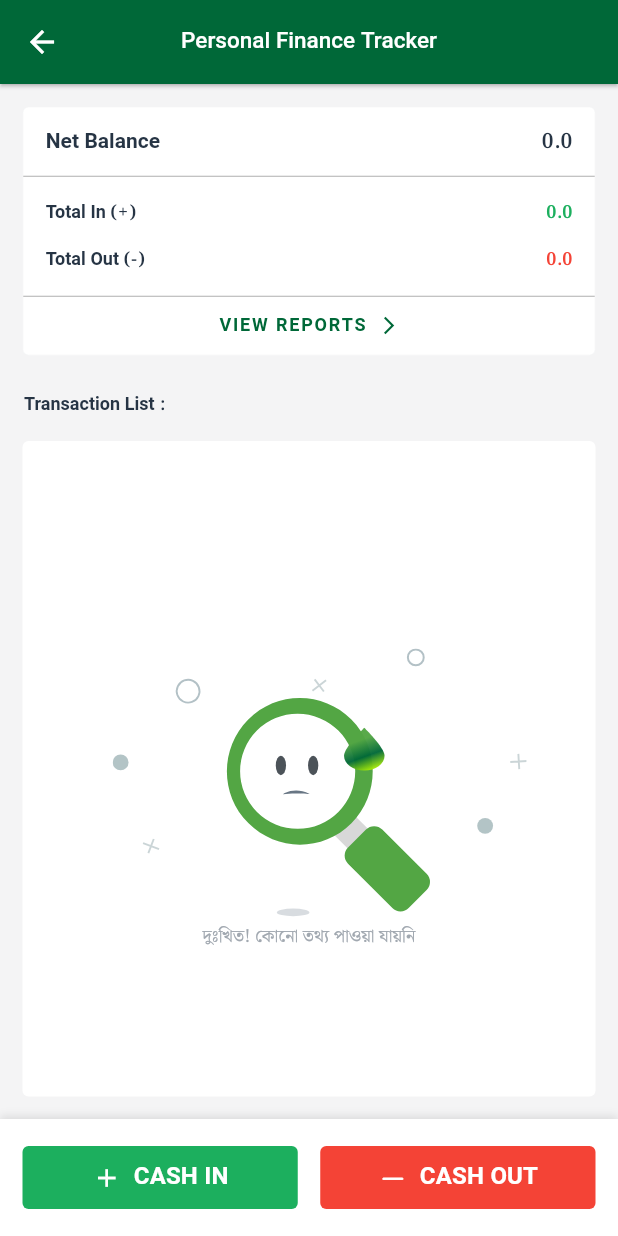
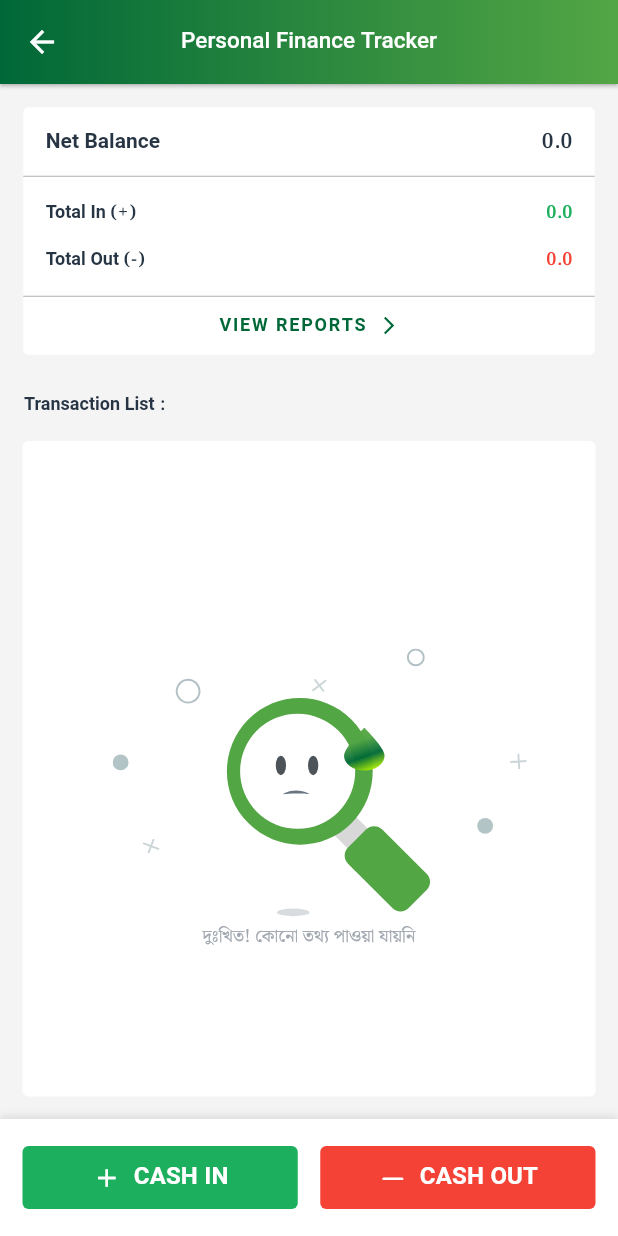
Before and after one commit to rifathossain82/personal-finance-tracker, a Flutter app: the TransactionsPage screen opened by its route, on a phone screen of 412 x 824 dp. Run offline on Flutter 3.47's test engine with Material 3 defaults, Android fonts, the phone set to English and light mode, and no system bars; our stand-ins replace carousel_slider, cloud_firestore, connectivity_plus, dropdown_search, extended_image, firebase_auth and 12 more; accounts and stored records are empty.

Commit message:
chore: transaction appbar updated

```diff
--- a/lib/src/features/transaction/view/pages/transactions_page.dart
+++ b/lib/src/features/transaction/view/pages/transactions_page.dart
@@ -12,18 +12,12 @@ class TransactionsPage extends StatelessWidget {
   Widget build(BuildContext context) {
     return Scaffold(
       backgroundColor: kSecondaryBackgroundColor,
-      appBar: _homepageAppBar(context),
+      appBar: GradientAppBar(title: const Text(AppConstants.appName)),
       body: SafeArea(child: const TransactionBody()),
       bottomNavigationBar: _BottomNavigationBar(
         onCashIn: _onCashIn,
         onCashOut: _onCashOut,
       ),
-    );
-  }
-
-  AppBar _homepageAppBar(BuildContext context) {
-    return AppBar(
-      title: const Text(AppConstants.appName),
     );
   }
 
@@ -50,21 +44,13 @@ class _BottomNavigationBar extends StatelessWidget {
   final VoidCallback onCashIn;
   final VoidCallback onCashOut;
 
-  const _BottomNavigationBar({
-    required this.onCashIn,
-    required this.onCashOut,
-  });
+  const _BottomNavigationBar({required this.onCashIn, required this.onCashOut});
 
   @override
   Widget build(BuildContext context) {
     return Container(
       padding: const EdgeInsets.all(15),
-      decoration: BoxDecoration(
-        color: kWhite,
-        boxShadow: [
-          KBoxShadow.top(),
-        ],
-      ),
+      decoration: BoxDecoration(color: kWhite, boxShadow: [KBoxShadow.top()]),
       child: Row(
         children: [
           Expanded(
```
